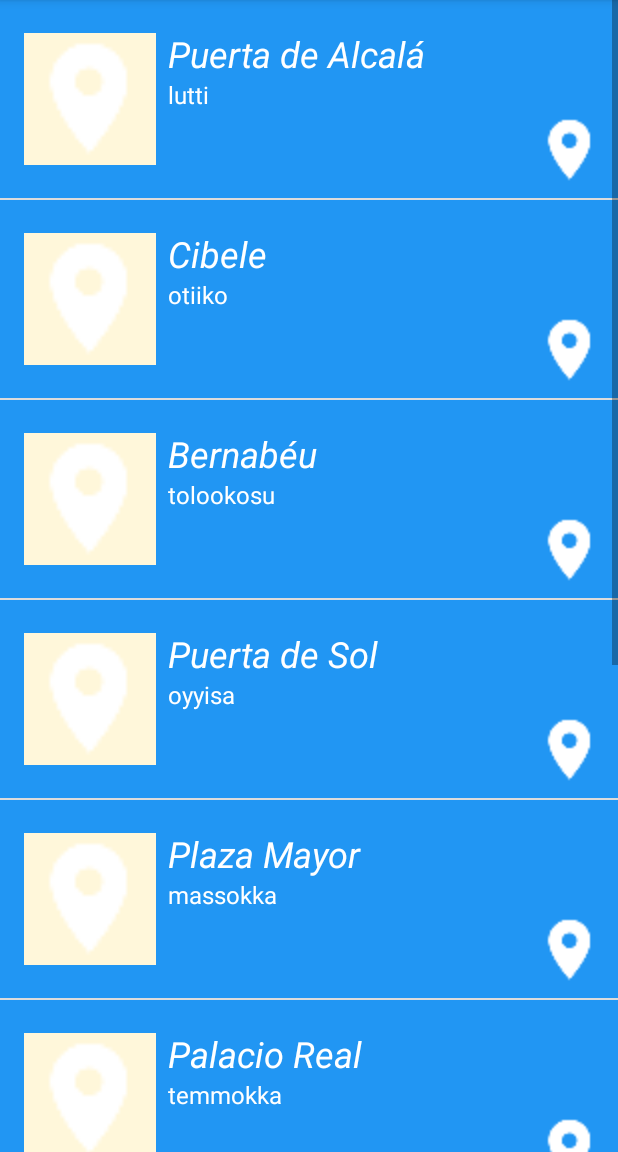
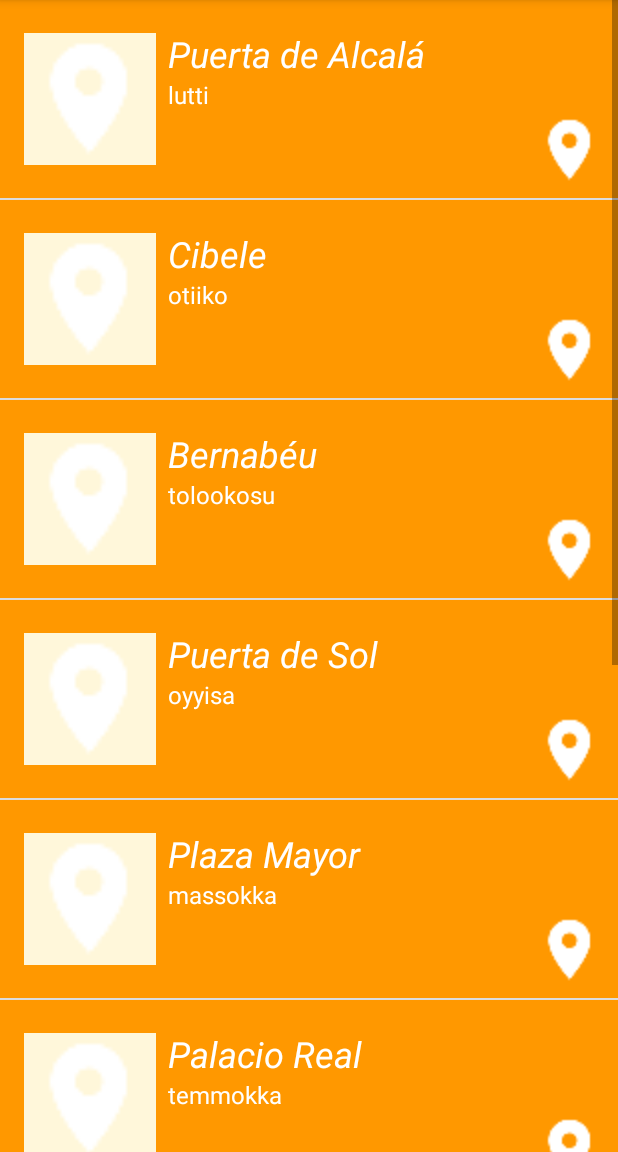
Before and after one commit to VIcuko/Android-TourGuideApp, an Android app: the fragment EventsFragment shown on its own in the app's theme, on a phone screen of 412 x 824 dp, the part 84-1236 px from its top. Run offline under Robolectric (Android 15) with nearby library versions, the light colour scheme and no system bars.

Commit message:
Update colors for corresponding sections

```diff
--- a/app/src/main/java/com/example/android/tourguideapp/EventsFragment.java
+++ b/app/src/main/java/com/example/android/tourguideapp/EventsFragment.java
@@ -38,7 +38,7 @@ public class EventsFragment extends Fragment {
         sites.add(new Site("Gran Vía", "wo’e", R.drawable.ic_place_white_24dp, R.string.monument_9));
         sites.add(new Site("Basílica de la Almudena", "na’aacha", R.drawable.ic_place_white_24dp, R.string.monument_10));
 
-        SiteAdapter adapter = new SiteAdapter(getActivity(), sites, R.color.category_monuments);
+        SiteAdapter adapter = new SiteAdapter(getActivity(), sites, R.color.category_events);
 
         ListView listView = (ListView) rootView.findViewById(R.id.list);
 
--- a/app/src/main/java/com/example/android/tourguideapp/NightlifeFragment.java
+++ b/app/src/main/java/com/example/android/tourguideapp/NightlifeFragment.java
@@ -37,7 +37,7 @@ public class NightlifeFragment extends Fragment {
         sites.add(new Site("Gran Vía", "wo’e", R.drawable.ic_place_white_24dp, R.string.monument_9));
         sites.add(new Site("Basílica de la Almudena", "na’aacha", R.drawable.ic_place_white_24dp, R.string.monument_10));
 
-        SiteAdapter adapter = new SiteAdapter(getActivity(), sites, R.color.category_monuments);
+        SiteAdapter adapter = new SiteAdapter(getActivity(), sites, R.color.category_nightlife);
 
         ListView listView = (ListView) rootView.findViewById(R.id.list);
 
--- a/app/src/main/java/com/example/android/tourguideapp/RestaurantsFragment.java
+++ b/app/src/main/java/com/example/android/tourguideapp/RestaurantsFragment.java
@@ -39,7 +39,7 @@ public class RestaurantsFragment extends Fragment {
         sites.add(new Site("Gran Vía", "wo’e", R.drawable.ic_place_white_24dp, R.string.monument_9));
         sites.add(new Site("Basílica de la Almudena", "na’aacha", R.drawable.ic_place_white_24dp, R.string.monument_10));
 
-        SiteAdapter adapter = new SiteAdapter(getActivity(), sites, R.color.category_monuments);
+        SiteAdapter adapter = new SiteAdapter(getActivity(), sites, R.color.category_restaurants);
 
         ListView listView = (ListView) rootView.findViewById(R.id.list);
 
```
